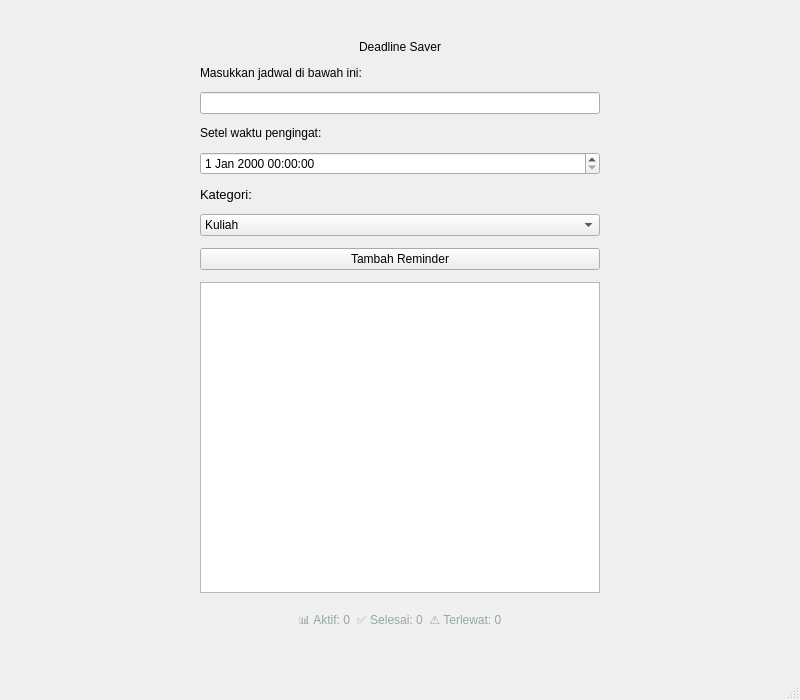
Before: the Qt Designer form mainwindow.ui in JhonPiterSitumorang-251401052/DeadlineSaver, drawn with Qt 5.
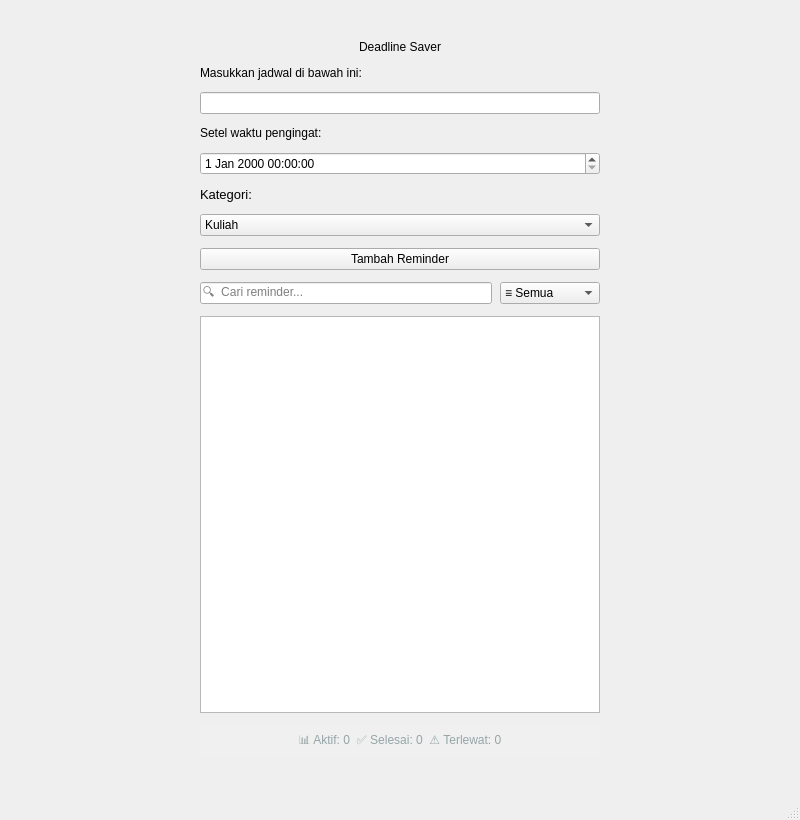
After: the same form once the commit is applied.

Commit message: tambah search bar dan filter

```diff
--- a/mainwindow.ui
+++ b/mainwindow.ui
@@ -7,7 +7,7 @@
     <x>0</x>
     <y>0</y>
     <width>800</width>
-    <height>700</height>
+    <height>820</height>
    </rect>
   </property>
   <property name="windowTitle">
@@ -92,6 +92,31 @@
       </property>
      </widget>
     </item>
+    <item>
+     <layout class="QHBoxLayout" name="layoutSearch">
+      <property name="spacing">
+       <number>8</number>
+      </property>
+      <item>
+       <widget class="QLineEdit" name="inputSearch">
+        <property name="placeholderText">
+         <string>🔍  Cari reminder...</string>
+        </property>
+       </widget>
+      </item>
+      <item>
+       <widget class="QComboBox" name="comboFilter">
+        <property name="fixedWidth">
+         <number>130</number>
+        </property>
+        <item><property name="text"><string>≡ Semua</string></property></item>
+        <item><property name="text"><string>📅 Hari Ini</string></property></item>
+        <item><property name="text"><string>🔜 Upcoming</string></property></item>
+        <item><property name="text"><string>✅ Selesai</string></property></item>
+       </widget>
+      </item>
+     </layout>
+    </item>
     <item>
      <widget class="QListWidget" name="listReminder"/>
     </item>
```
The commit also changes 2 other files.
